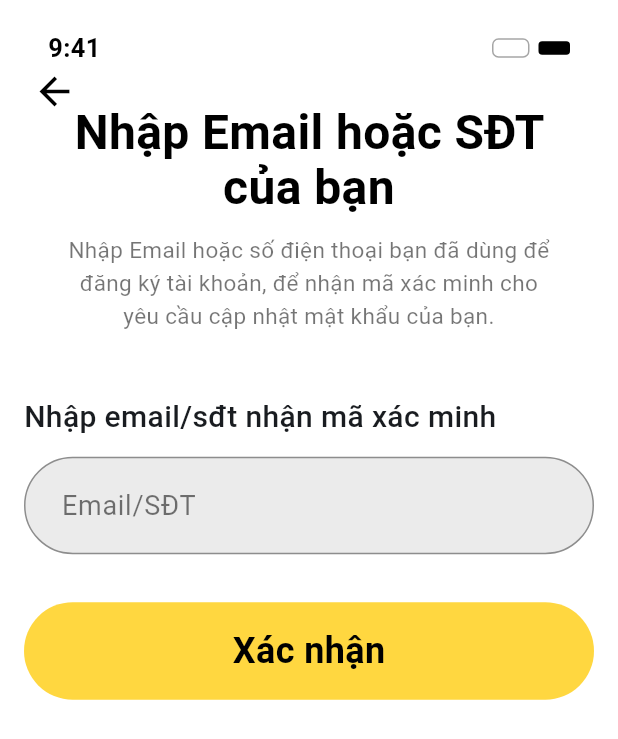
After one commit to dav4k2/DuAnThucTap, a Flutter app: the ResetPasswordScreen screen opened by its route, on a phone screen of 412 x 824 dp. The commit adds this screen. Shown: the top 739 px of the screen. Run offline on Flutter 3.47's test engine with Material 3 defaults, Android fonts, the light colour scheme and no system bars; our stand-ins replace flutter_riverpod; missing offline and left inert: widgetbook; Roboto replaces fonts that are missing (SF Pro, SF Pro Rounded).

Commit message:
update reset_password_screen

```diff
--- a/lib/main.dart
+++ b/lib/main.dart
@@ -4,6 +4,7 @@ import 'screens/welcome/welcome_screen.dart';
 import 'screens/welcome/widgets/splash_page.dart';
 import 'screens/sign_in/sign_in_screen.dart';
 import 'screens/explore/explore_screen.dart'; // 👈 vẫn giữ nguyên
+import 'screens/reset_password/reset_password_screen.dart';
 
 void main() {
   runApp(
@@ -27,6 +28,7 @@ class MyApp extends StatelessWidget {
         '/welcome': (context) => const WelcomeScreen(),
         '/signin': (context) => const SignInScreen(),
         '/explore': (context) => const ExploreScreen(), // ✅ Giữ nguyên route
+        '/reset' : (context) => const ResetPasswordScreen(),
       },
       theme: ThemeData(
         colorScheme: ColorScheme.fromSeed(seedColor: Colors.blue),
--- /dev/null
+++ b/lib/screens/reset_password/reset_password_screen.dart
@@ -0,0 +1,75 @@
+import 'package:flutter/material.dart';
+import 'package:flutter_riverpod/flutter_riverpod.dart';
+import '../sign_in/sign_in_screen.dart'; // ✅ thêm dòng này để tránh lỗi
+import 'widgets/custom_status_bar.dart';
+import 'widgets/reset_header.dart';
+import 'widgets/reset_form.dart';
+import 'widgets/reset_button.dart';
+import 'reset_provider.dart';
+
+class ResetPasswordScreen extends ConsumerWidget {
+  const ResetPasswordScreen({super.key});
+
+  @override
+  Widget build(BuildContext context, WidgetRef ref) {
+    final size = MediaQuery.of(context).size;
+
+    return Scaffold(
+      backgroundColor: Colors.white,
+      body: SafeArea(
+        child: SingleChildScrollView(
+          child: Stack(
+            children: [
+              // 🟡 Toàn bộ nội dung màn hình
+              Container(
+                width: size.width,
+                padding: const EdgeInsets.symmetric(horizontal: 16),
+                child: Column(
+                  crossAxisAlignment: CrossAxisAlignment.center,
+                  children: [
+                    const CustomStatusBar(),
+                    SizedBox(height: size.height * 0.01),
+                    const ResetHeader(),
+                    SizedBox(height: size.height * 0.05),
+                    const ResetForm(),
+                    ResetButton(
+                      onPressed: () {
+                        final email = ref.watch(emailProvider);
+                        ScaffoldMessenger.of(context).showSnackBar(
+                          SnackBar(content: Text('Đã gửi mã xác minh tới: $email')),
+                        );
+                      },
+                    ),
+                  ],
+                ),
+              ),
+
+              // 🔙 Nút quay lại đè trên nền vàng
+              Positioned(
+                top: size.height * 0.045,
+                left: size.width * 0.03,
+                child: SafeArea(
+                  child: IconButton(
+                    icon: const Icon(
+                      Icons.arrow_back,
+                      color: Colors.black,
+                      size: 30,
+                    ),
+                    onPressed: () {
+                      Navigator.pushReplacement(
+                        context,
+                        MaterialPageRoute(
+                          builder: (_) => const SignInScreen(),
+                        ),
+                      );
+                    },
+                  ),
+                ),
+              ),
+            ],
+          ),
+        ),
+      ),
+    );
+  }
+}
--- /dev/null
+++ b/lib/screens/reset_password/reset_provider.dart
@@ -0,0 +1,3 @@
+import 'package:flutter_riverpod/flutter_riverpod.dart';
+
+final emailProvider = StateProvider<String>((ref) => '');
--- /dev/null
+++ b/lib/screens/reset_password/widgets/custom_status_bar.dart
@@ -0,0 +1,51 @@
+import 'package:flutter/material.dart';
+
+class CustomStatusBar extends StatelessWidget {
+  const CustomStatusBar({super.key});
+
+  @override
+  Widget build(BuildContext context) {
+    return Padding(
+      padding: const EdgeInsets.only(top: 21, left: 16, right: 16, bottom: 19),
+      child: Row(
+        mainAxisAlignment: MainAxisAlignment.spaceBetween,
+        children: [
+          const Text(
+            '9:41',
+            style: TextStyle(
+              color: Colors.black,
+              fontSize: 17,
+              fontFamily: 'SF Pro',
+              fontWeight: FontWeight.w600,
+              height: 1.29,
+            ),
+          ),
+          Row(
+            children: [
+              Opacity(
+                opacity: 0.35,
+                child: Container(
+                  width: 25,
+                  height: 13,
+                  decoration: BoxDecoration(
+                    border: Border.all(width: 1, color: Colors.black),
+                    borderRadius: BorderRadius.circular(4.3),
+                  ),
+                ),
+              ),
+              const SizedBox(width: 6),
+              Container(
+                width: 21,
+                height: 9,
+                decoration: BoxDecoration(
+                  color: Colors.black,
+                  borderRadius: BorderRadius.circular(2.5),
+                ),
+              ),
+            ],
+          ),
+        ],
+      ),
+    );
+  }
+}
--- /dev/null
+++ b/lib/screens/reset_password/widgets/reset_button.dart
@@ -0,0 +1,32 @@
+import 'package:flutter/material.dart';
+
+class ResetButton extends StatelessWidget {
+  final VoidCallback onPressed;
+  const ResetButton({super.key, required this.onPressed});
+
+  @override
+  Widget build(BuildContext context) {
+    return GestureDetector(
+      onTap: onPressed,
+      child: Container(
+        width: double.infinity,
+        height: 65,
+        alignment: Alignment.center,
+        margin: const EdgeInsets.symmetric(vertical: 32),
+        decoration: BoxDecoration(
+          color: Colors.amberAccent,
+          borderRadius: BorderRadius.circular(50),
+        ),
+        child: const Text(
+          'Xác nhận',
+          style: TextStyle(
+            color: Colors.black,
+            fontSize: 24,
+            fontFamily: 'SF Pro Rounded',
+            fontWeight: FontWeight.w700,
+          ),
+        ),
+      ),
+    );
+  }
+}
--- /dev/null
+++ b/lib/screens/reset_password/widgets/reset_form.dart
@@ -0,0 +1,49 @@
+import 'package:flutter/material.dart';
+import 'package:flutter_riverpod/flutter_riverpod.dart';
+import '../reset_provider.dart';
+
+class ResetForm extends ConsumerWidget {
+  const ResetForm({super.key});
+
+  @override
+  Widget build(BuildContext context, WidgetRef ref) {
+    final emailOrPhone = ref.watch(emailProvider);
+    final controller = TextEditingController(text: emailOrPhone);
+
+    return Column(
+      crossAxisAlignment: CrossAxisAlignment.start,
+      children: [
+        const Text(
+          'Nhập email/sđt nhận mã xác minh',
+          style: TextStyle(
+            fontSize: 20,
+            fontFamily: 'SF Pro Rounded',
+            fontWeight: FontWeight.w500,
+          ),
+        ),
+        const SizedBox(height: 12),
+        Container(
+          decoration: BoxDecoration(
+            color: const Color(0xFFEBEBEB),
+            borderRadius: BorderRadius.circular(50),
+            border: Border.all(color: Colors.black.withOpacity(0.4)),
+          ),
+          child: TextField(
+            controller: controller,
+            onChanged: (value) => ref.read(emailProvider.notifier).state = value,
+            decoration: const InputDecoration(
+              contentPadding: EdgeInsets.symmetric(horizontal: 24, vertical: 18),
+              border: InputBorder.none,
+              hintText: 'Email/SĐT',
+              hintStyle: TextStyle(
+                color: Colors.black54,
+                fontSize: 18,
+                fontFamily: 'SF Pro Rounded',
+              ),
+            ),
+          ),
+        ),
+      ],
+    );
+  }
+}
--- /dev/null
+++ b/lib/screens/reset_password/widgets/reset_header.dart
@@ -0,0 +1,37 @@
+import 'package:flutter/material.dart';
+
+class ResetHeader extends StatelessWidget {
+  const ResetHeader({super.key});
+
+  @override
+  Widget build(BuildContext context) {
+    return Column(
+      children: const [
+        Text(
+          'Nhập Email hoặc SĐT \ncủa bạn',
+          textAlign: TextAlign.center,
+          style: TextStyle(
+            color: Colors.black,
+            fontSize: 32,
+            fontFamily: 'SF Pro',
+            fontWeight: FontWeight.w600,
+            height: 1.16,
+          ),
+        ),
+        SizedBox(height: 12),
+        Padding(
+          padding: EdgeInsets.symmetric(horizontal: 24),
+          child: Text(
+            'Nhập Email hoặc số điện thoại bạn đã dùng để đăng ký tài khoản, để nhận mã xác minh cho yêu cầu cập nhật mật khẩu của bạn.',
+            textAlign: TextAlign.center,
+            style: TextStyle(
+              color: Colors.black54,
+              fontSize: 15,
+              height: 1.47,
+            ),
+          ),
+        ),
+      ],
+    );
+  }
+}
--- a/lib/screens/sign_in/widgets/sign_in_form.dart
+++ b/lib/screens/sign_in/widgets/sign_in_form.dart
@@ -9,17 +9,29 @@ class SignInForm extends StatelessWidget {
     return Column(crossAxisAlignment: CrossAxisAlignment.center, children: [
       _buildInput('Tài khoản'), const SizedBox(height: 20),
       _buildInput('Mật khẩu', obscure: true), const SizedBox(height: 10),
+      // quên mât khẩu
       Padding(
         padding: const EdgeInsets.only(right: 10),
         child: Align(
           alignment: Alignment.centerRight,
           child: GestureDetector(
-            onTap: () => Navigator.push(context, MaterialPageRoute(builder: (_) => ForgotPasswordScreen())),
-            child: const Text('Quên mật khẩu ?', style: TextStyle(color: Colors.black, fontSize: 20, fontFamily: 'SF Pro Rounded', fontWeight: FontWeight.w600, decoration: TextDecoration.underline)),
+            onTap: () => Navigator.pushNamed(context, '/reset'),
+            child: const Text(
+              'Quên mật khẩu ?',
+              style: TextStyle(
+                color: Colors.black,
+                fontSize: 20,
+                fontFamily: 'SF Pro Rounded',
+                fontWeight: FontWeight.w600,
+                decoration: TextDecoration.underline,
+              ),
+            ),
           ),
         ),
       ),
+
       const SizedBox(height: 30),
+
       GestureDetector(
         onTap: () => Navigator.push(context, MaterialPageRoute(builder: (_) => ExploreScreen())),
         child: _buildButton('Đăng nhập', isPrimary: true),
```
